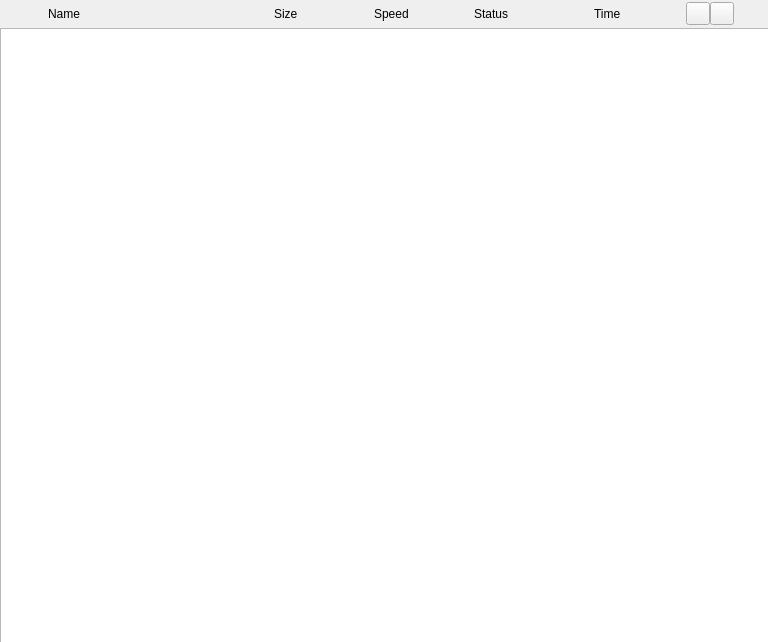
This is src/MEGASync/gui/win/TransfersWidget.ui in meganz/MEGAsync as Qt 5 draws it before an edit. The edited form follows.
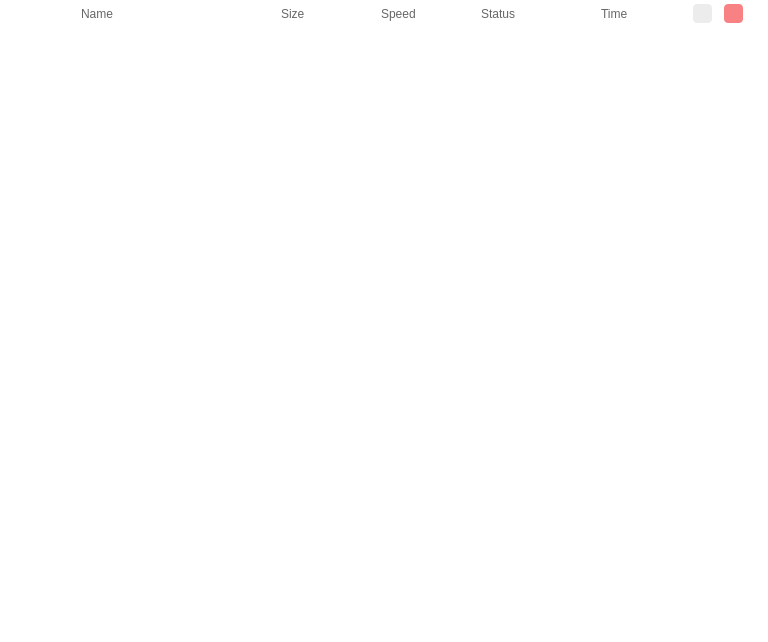
This is the edited form. Icons and pictures are not drawn. Custom widgets are drawn as their Qt base class.

Commit message: Transfer Manager: Resize window: make filename column grow, update elided name; polishing

```diff
--- a/src/MEGASync/gui/win/TransfersWidget.ui
+++ b/src/MEGASync/gui/win/TransfersWidget.ui
@@ -18,7 +18,7 @@
   </property>
   <property name="minimumSize">
    <size>
-    <width>768</width>
+    <width>718</width>
     <height>400</height>
    </size>
   </property>
@@ -41,9 +41,8 @@
 #sWidget, #wTableHeader
 {
     background-color: white;
-    width: 764px;
-    min-width: 764px;
-/*    max-width: 768px; */
+    width: 788px;
+    min-width: 788px;
 }
 
 #wTableHeader
@@ -58,7 +57,7 @@
     height: 20px;
     color: #666666;
     font-size: 12px;
-    qproperty-alignment: 'AlignLeft';
+    qproperty-alignment: 'AlignLeft | AlignBottom';
 }
 
 #wTableHeader QToolButton
@@ -80,41 +79,35 @@
     background-color: #ECECEC;
 }
 
-#wTableHeader &gt; *
+#wTableHeader QLabel
 {
-    margin: 0;
-    padding: 0;
+/*	margin: 0;
     border: 0;
+*/
+    padding: 0;
 }
 
-#wEmpty
+#lHeaderName
 {
-    width: 48px;
-    min-width: 48px;
-    max-width: 48px;
+    width: 160px;
+    min-width: 160px;
 }
 
-#lName
-{
-    width: 208px;
-    min-width: 208px;
-}
-
-#lSize, #lSpeed
+#lHeaderSize, #lHeaderSpeed
 {
     width: 100px;
     min-width: 100px;
     max-width: 100px;
 }
 
-#lStatus
+#lHeaderStatus
 {
     width: 120px;
     min-width: 120px;
     max-width: 120px;
 }
 
-#lTime
+#lHeaderTime
 {
     width: 92px;
     min-width: 92px;
@@ -122,7 +115,7 @@
 }
 </string>
   </property>
-  <layout class="QGridLayout" name="gridLayout">
+  <layout class="QGridLayout" name="TransfersWidgetLayout">
    <property name="sizeConstraint">
     <enum>QLayout::SetDefaultConstraint</enum>
    </property>
@@ -151,7 +144,7 @@
      </property>
      <property name="minimumSize">
       <size>
-       <width>764</width>
+       <width>788</width>
        <height>400</height>
       </size>
      </property>
@@ -220,19 +213,22 @@
         <height>16777215</height>
        </size>
       </property>
-      <widget class="QWidget" name="">
-       <property name="geometry">
-        <rect>
-         <x>0</x>
-         <y>0</y>
-         <width>774</width>
-         <height>650</height>
-        </rect>
-       </property>
-       <layout class="QVBoxLayout" name="verticalLayout">
+      <layout class="QVBoxLayout" name="pTransfersLayout">
         <property name="spacing">
          <number>0</number>
         </property>
+       <property name="leftMargin">
+        <number>0</number>
+       </property>
+       <property name="topMargin">
+        <number>0</number>
+       </property>
+       <property name="rightMargin">
+        <number>0</number>
+       </property>
+       <property name="bottomMargin">
+        <number>0</number>
+       </property>
         <item>
          <widget class="QWidget" name="wTableHeader" native="true">
           <property name="sizePolicy">
@@ -246,46 +242,24 @@
             <number>0</number>
            </property>
            <property name="leftMargin">
-            <number>0</number>
+           <number>81</number>
            </property>
            <property name="topMargin">
             <number>0</number>
            </property>
            <property name="rightMargin">
-            <number>40</number>
+           <number>33</number>
            </property>
            <property name="bottomMargin">
             <number>0</number>
            </property>
            <item>
-            <widget class="QWidget" name="wEmpty" native="true">
+           <widget class="QLabel" name="lHeaderName">
              <property name="sizePolicy">
-              <sizepolicy hsizetype="Fixed" vsizetype="Preferred">
+             <sizepolicy hsizetype="Expanding" vsizetype="Fixed">
                <horstretch>0</horstretch>
                <verstretch>0</verstretch>
               </sizepolicy>
-             </property>
-             <property name="minimumSize">
-              <size>
-               <width>48</width>
-               <height>28</height>
-              </size>
-             </property>
-            </widget>
-           </item>
-           <item>
-            <widget class="QLabel" name="lName">
-             <property name="sizePolicy">
-              <sizepolicy hsizetype="Expanding" vsizetype="Preferred">
-               <horstretch>0</horstretch>
-               <verstretch>0</verstretch>
-              </sizepolicy>
-             </property>
-             <property name="minimumSize">
-              <size>
-               <width>208</width>
-               <height>28</height>
-              </size>
              </property>
              <property name="text">
               <string>Name</string>
@@ -293,76 +267,52 @@
             </widget>
            </item>
            <item>
-            <widget class="QLabel" name="lSize">
+           <widget class="QLabel" name="lHeaderSize">
              <property name="sizePolicy">
-              <sizepolicy hsizetype="Fixed" vsizetype="Preferred">
+             <sizepolicy hsizetype="Fixed" vsizetype="Fixed">
                <horstretch>0</horstretch>
                <verstretch>0</verstretch>
               </sizepolicy>
              </property>
-             <property name="minimumSize">
-              <size>
-               <width>100</width>
-               <height>28</height>
-              </size>
-             </property>
              <property name="text">
               <string>Size</string>
              </property>
             </widget>
            </item>
            <item>
-            <widget class="QLabel" name="lSpeed">
+           <widget class="QLabel" name="lHeaderSpeed">
              <property name="sizePolicy">
-              <sizepolicy hsizetype="Fixed" vsizetype="Preferred">
+             <sizepolicy hsizetype="Fixed" vsizetype="Fixed">
                <horstretch>0</horstretch>
                <verstretch>0</verstretch>
               </sizepolicy>
              </property>
-             <property name="minimumSize">
-              <size>
-               <width>100</width>
-               <height>28</height>
-              </size>
-             </property>
              <property name="text">
               <string>Speed</string>
              </property>
             </widget>
            </item>
            <item>
-            <widget class="QLabel" name="lStatus">
+           <widget class="QLabel" name="lHeaderStatus">
              <property name="sizePolicy">
-              <sizepolicy hsizetype="Fixed" vsizetype="Preferred">
+             <sizepolicy hsizetype="Fixed" vsizetype="Fixed">
                <horstretch>0</horstretch>
                <verstretch>0</verstretch>
               </sizepolicy>
              </property>
-             <property name="minimumSize">
-              <size>
-               <width>120</width>
-               <height>28</height>
-              </size>
-             </property>
              <property name="text">
               <string>Status</string>
              </property>
             </widget>
            </item>
            <item>
-            <widget class="QLabel" name="lTime">
+           <widget class="QLabel" name="lHeaderTime">
              <property name="sizePolicy">
-              <sizepolicy hsizetype="Fixed" vsizetype="Preferred">
+             <sizepolicy hsizetype="Fixed" vsizetype="Fixed">
                <horstretch>0</horstretch>
                <verstretch>0</verstretch>
               </sizepolicy>
              </property>
-             <property name="minimumSize">
-              <size>
-               <width>92</width>
-               <height>28</height>
-              </size>
-             </property>
              <property name="text">
               <string>Time</string>
              </property>
@@ -481,11 +431,20 @@
     margin: 5px 9px 5px 9px;
 }</string>
           </property>
+         <property name="frameShape">
+          <enum>QFrame::NoFrame</enum>
+         </property>
+         <property name="verticalScrollBarPolicy">
+          <enum>Qt::ScrollBarAlwaysOn</enum>
+         </property>
+         <property name="horizontalScrollBarPolicy">
+          <enum>Qt::ScrollBarAlwaysOff</enum>
+         </property>
           <property name="sizeAdjustPolicy">
            <enum>QAbstractScrollArea::AdjustToContents</enum>
           </property>
           <property name="autoScrollMargin">
-           <number>8</number>
+          <number>16</number>
           </property>
           <property name="showDropIndicator" stdset="0">
            <bool>true</bool>
@@ -523,7 +482,6 @@
          </widget>
         </item>
        </layout>
-      </widget>
      </widget>
     </widget>
    </item>
```
Lines whose indentation alone changed are shown as unchanged. The commit also changes 11 other files.
